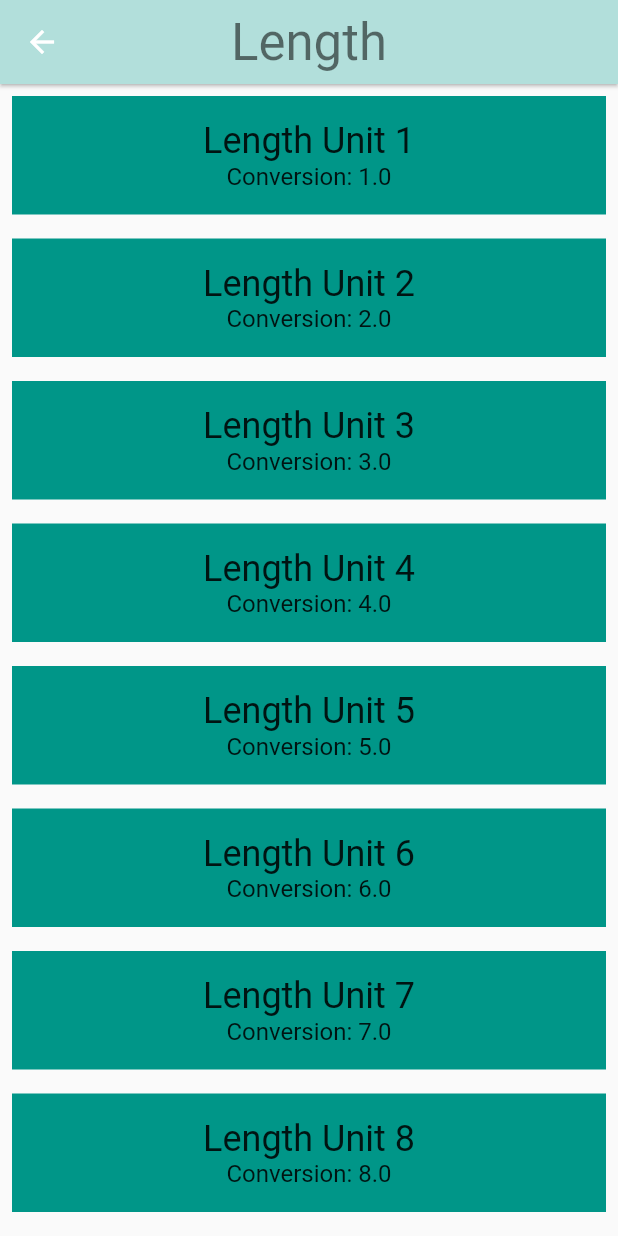
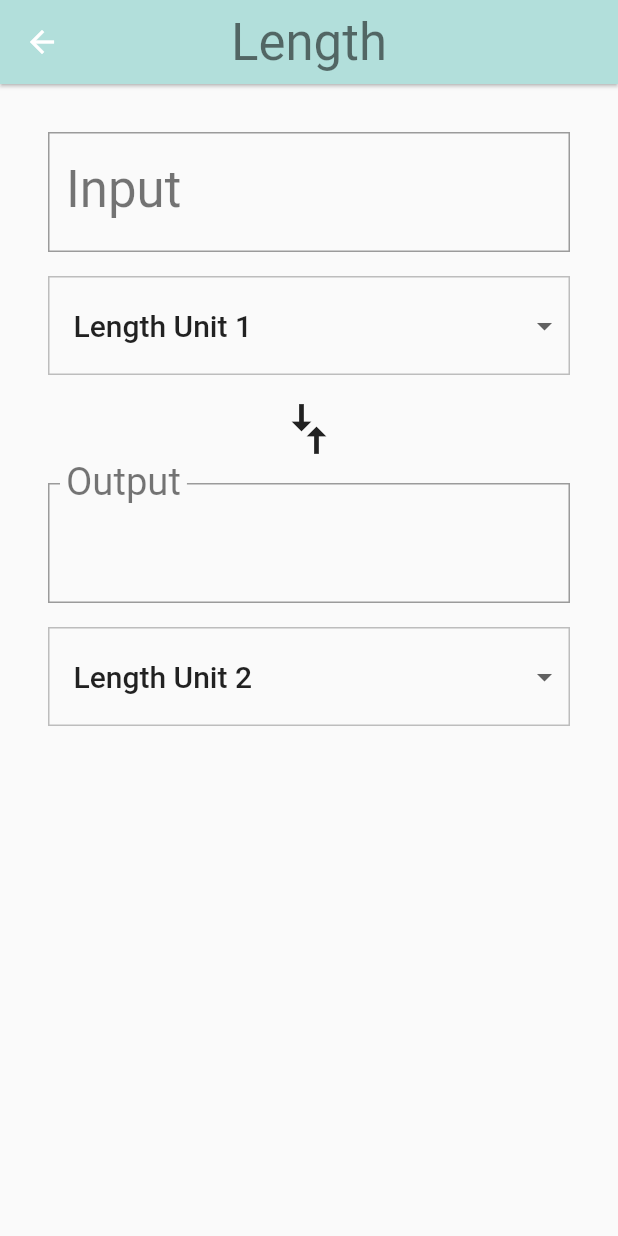
Before and after one commit to chowii/FlutterUnitConverter, a Flutter app: the screen it shows after launch, after a tap on "Length", on a phone screen of 412 x 824 dp. Run offline on Flutter 3.47's test engine with Material 2 defaults, Android fonts, the phone set to English and light mode, and no system bars.

Commit message:
created conversion widgets

```diff
--- a/lib/converter_route.dart
+++ b/lib/converter_route.dart
@@ -40,17 +40,50 @@ class ConverterRoute extends StatefulWidget {
 class _ConverterRouteState extends State<ConverterRoute> {
   // TODO: Set some variables, such as for keeping track of the user's input
   // value and units
+  Unit _fromValue;
+  Unit _toValue;
   String units = "";
-  int value = 0;
+  double _inputValue;
+  String _convertedValue = ' ';
+  List<DropdownMenuItem> _unitMenuItems;
+  bool _showValidationError = false;
 
   // TODO: Determine whether you need to override anything, such as initState()
   @override
   void initState() {
     super.initState();
-
+    _createDropdownItems();
+    _setDefaults();
   }
 
   // TODO: Add other helper functions. We've given you one, _format()
+
+  void _createDropdownItems() {
+    var dropdownItem = <DropdownMenuItem>[];
+    widget.units.forEach((unit) {
+    dropdownItem.add(
+      DropdownMenuItem(
+        value: unit.name,
+        child: Container(
+          child: Text(
+            unit.name,
+            softWrap: true,
+          ),
+        ),
+      ));
+    });
+    setState(() {
+      _unitMenuItems = dropdownItem;
+    });
+  }
+
+  /// Sets the default values for the 'from' and 'to' [Dropdown]s.
+  void _setDefaults() {
+    setState(() {
+      _fromValue = widget.units[0];
+      _toValue = widget.units[1];
+    });
+  }
 
   /// Clean up conversion; trim trailing zeros, e.g. 5.500 -> 5.5, 10.0 -> 10
   String _format(double conversion) {
@@ -68,40 +101,156 @@ class _ConverterRouteState extends State<ConverterRoute> {
     return outputNum;
   }
 
+  void _updateConversion() {
+    setState(() {
+      _convertedValue =
+          _format(_inputValue * (_toValue.conversion / _fromValue.conversion));
+    });
+  }
+
+  void _updateInputValue(String input) {
+    setState(() {
+      if (input == null || input.isEmpty) {
+        _convertedValue = '';
+      } else {
+        // Even though we are using the numerical keyboard, we still have to check
+        // for non-numerical input such as '5..0' or '6 -3'
+        try {
+          final inputDouble = double.parse(input);
+          _showValidationError = false;
+          _inputValue = inputDouble;
+          _updateConversion();
+        } on Exception catch (e) {
+          print('Error: $e');
+          _showValidationError = true;
+        }
+      }
+    });
+  }
+
+  Unit _getUnit(String unitName) {
+    return widget.units.firstWhere(
+      (Unit unit) {
+        return unit.name == unitName;
+      },
+      orElse: null,
+    );
+  }
+
+  void _updateFromConversion(dynamic unitName) {
+    setState(() {
+      _fromValue = _getUnit(unitName);
+    });
+    if (_inputValue != null) {
+      _updateConversion();
+    }
+  }
+
+  void _updateToConversion(dynamic unitName) {
+    setState(() {
+      _toValue = _getUnit(unitName);
+    });
+    if (_inputValue != null) {
+      _updateConversion();
+    }
+  }
+
+  Widget _createDropdown(String currentValue, ValueChanged<dynamic> onChange) {
+    return Container(
+      margin: EdgeInsets.only(top: 16.0),
+      decoration: BoxDecoration(
+        // This sets the color of the [DropdownButton] itself
+        color: Colors.grey[50],
+        border: Border.all(
+          color: Colors.grey[400],
+          width: 1.0,
+        ),
+      ),
+      padding: EdgeInsets.symmetric(vertical: 8.0),
+      child: Theme(
+        data: Theme.of(context).copyWith(
+              canvasColor: Colors.grey[50],
+            ),
+        child: DropdownButtonHideUnderline(
+          child: ButtonTheme(
+            alignedDropdown: true,
+            child: DropdownButton(
+              value: currentValue,
+              items: _unitMenuItems,
+              onChanged: onChange,
+              style: Theme.of(context).textTheme.title,
+            ),
+          ),
+        ),
+      ),
+    );
+  }
+
   @override
   Widget build(BuildContext context) {
-    // TODO: Create the 'input' group of widgets. This is a Column that includes
-    // includes the output value, and 'from' unit [Dropdown].
+    final inputWidget = Padding(
+      padding: _padding,
+      child: Column(
+        crossAxisAlignment: CrossAxisAlignment.stretch,
+        children: [
+          TextField(
+            style: Theme.of(context).textTheme.display1,
+            decoration: InputDecoration(
+              labelStyle: Theme.of(context).textTheme.display1,
+              errorText: _showValidationError ? 'Invalid number entered' : null,
+              labelText: 'Input',
+              border: OutlineInputBorder(
+                borderRadius: BorderRadius.circular(0.0),
+              ),
+            ),
+            keyboardType: TextInputType.number,
+            onChanged: _updateInputValue,
+          ),
+          _createDropdown(_fromValue.name, _updateFromConversion)
+        ],
+      ),
+    );
 
-    // TODO: Create a compare arrows icon.
+    final compareIcon = RotatedBox(
+      quarterTurns: 1,
+      child: Icon(
+        Icons.compare_arrows,
+        size: 40.0,
+      ),
+    );
 
-    // TODO: Create the 'output' group of widgets. This is a Column that
+    final outputWidget = Padding(
+      padding: _padding,
+      child: Column(
+        crossAxisAlignment: CrossAxisAlignment.stretch,
+        children: [
+          InputDecorator(
+            child: Text(
+              _convertedValue,
+              style: Theme.of(context).textTheme.display1,
+            ),
+            decoration: InputDecoration(
+              labelText: 'Output',
+              labelStyle: Theme.of(context).textTheme.display1,
+              border: OutlineInputBorder(
+                borderRadius: BorderRadius.circular(0.0),
+              ),
+            ),
+          ),
+          _createDropdown(_toValue.name, _updateToConversion),
+        ],
+      ),
+    );
 
     // TODO: Return the input, arrows, and output widgets, wrapped in
+    final converter = Column(
+      crossAxisAlignment: CrossAxisAlignment.stretch,
+      children: [inputWidget, compareIcon, outputWidget],
+    );
 
-    // TODO: Delete the below placeholder code
-    final unitWidgets = widget.units.map((Unit unit) {
-      return Container(
-        color: widget.color,
-        margin: EdgeInsets.all(8.0),
-        padding: EdgeInsets.all(16.0),
-        child: Column(
-          children: <Widget>[
-            Text(
-              unit.name,
-              style: Theme.of(context).textTheme.headline,
-            ),
-            Text(
-              'Conversion: ${unit.conversion}',
-              style: Theme.of(context).textTheme.subhead,
-            ),
-          ],
-        ),
-      );
-    }).toList();
-
-    return ListView(
-      children: unitWidgets,
+    return Padding(
+      padding: _padding,
+      child: converter,
     );
   }
 }
```
